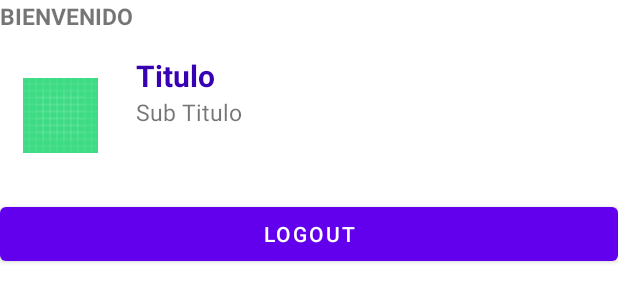
After one commit to RoblesD14/MovieApp, an Android app: the layout activity_principal.xml on its own in the app's theme, with its tools: preview values and no code run, on a phone screen of 412 x 824 dp. The commit adds this screen. Shown: the top 302 px of the screen. Run offline under Robolectric (Android 15) with nearby library versions, the phone set to English and light mode, and no system bars.

Commit message:
avance h2

```diff
--- a/app/src/main/AndroidManifest.xml
+++ b/app/src/main/AndroidManifest.xml
@@ -10,6 +10,12 @@
         android:supportsRtl="true"
         android:theme="@style/Theme.MovieApp">
         <activity
+            android:name=".Principal"
+            android:exported="true" />
+        <activity
+            android:name=".Registro"
+            android:exported="true" />
+        <activity
             android:name=".MainActivity"
             android:exported="true">
             <intent-filter>
--- a/app/src/main/java/com/example/movieapp/Pelicula.java
+++ b/app/src/main/java/com/example/movieapp/Pelicula.java
@@ -1,7 +1,6 @@
 package com.example.movieapp;
 
 public class Pelicula {
-
     private String titulo;
     private String descripcion;
     private int anho;
--- a/app/src/main/res/layout/activity_main.xml
+++ b/app/src/main/res/layout/activity_main.xml
@@ -54,7 +54,9 @@
         android:id="@+id/button2"
         android:layout_width="match_parent"
         android:layout_height="wrap_content"
-        android:text="REGISTRARSE" />
+        android:text="REGISTRARSE"
+        android:onClick="registrarse"
+        />
 
 
 </LinearLayout>
--- /dev/null
+++ b/app/src/main/res/layout/activity_principal.xml
@@ -0,0 +1,66 @@
+<?xml version="1.0" encoding="utf-8"?>
+<androidx.constraintlayout.widget.ConstraintLayout xmlns:android="http://schemas.android.com/apk/res/android"
+    xmlns:app="http://schemas.android.com/apk/res-auto"
+    xmlns:tools="http://schemas.android.com/tools"
+    android:layout_width="match_parent"
+    android:layout_height="match_parent"
+    tools:context=".Principal">
+    <LinearLayout
+        android:orientation="vertical"
+        android:layout_width="match_parent"
+        android:layout_height="match_parent">
+
+        <TextView
+            android:id="@+id/txtSaludo"
+            android:textStyle="bold"
+            android:textSize="15dp"
+            android:layout_width="match_parent"
+            android:layout_height="wrap_content"
+            android:text="BIENVENIDO" />
+
+        <LinearLayout
+            android:layout_width="match_parent"
+            android:layout_height="wrap_content"
+            android:orientation="horizontal">
+            <ImageView
+                android:id="@+id/poster"
+                android:layout_marginStart="15dp"
+                android:layout_marginEnd="5dp"
+                android:layout_marginTop="5dp"
+                android:layout_marginBottom="5dp"
+                android:layout_width="50dp"
+                android:layout_height="100dp"
+                android:src="@drawable/ic_launcher_background"/>
+            <LinearLayout
+                android:layout_marginTop="5dp"
+                android:orientation="vertical"
+                android:layout_width="match_parent"
+                android:layout_height="wrap_content">
+                <TextView
+                    android:id="@+id/titulo"
+                    android:layout_width="wrap_content"
+                    android:layout_height="wrap_content"
+                    android:textSize="20sp"
+                    android:textStyle="bold"
+                    android:layout_marginStart="20dp"
+                    android:layout_marginTop="10dp"
+                    android:textColor="@color/design_default_color_primary_dark"
+                    android:text="Titulo"/>
+                <TextView
+                    android:id="@+id/descripcion"
+                    android:layout_width="wrap_content"
+                    android:layout_height="wrap_content"
+                    android:textSize="15sp"
+                    android:layout_marginStart="20dp"
+                    android:layout_marginBottom="10dp"
+                    android:text="Sub Titulo"/>
+            </LinearLayout>
+        </LinearLayout>
+        <Button
+            android:id="@+id/btnAtras"
+            android:layout_width="match_parent"
+            android:layout_height="wrap_content"
+            android:text="LOGOUT"
+            android:onClick="logout"/>
+    </LinearLayout>
+</androidx.constraintlayout.widget.ConstraintLayout>
```
Also changed, not shown: app/src/main/java/com/example/movieapp/MainActivity.java (+7 -2 lines), app/src/main/java/com/example/movieapp/Principal.java (added, +26 -0 lines), app/src/main/java/com/example/movieapp/Registro.java (+14 -3 lines), app/src/main/res/layout/activity_inicio.xml (+7 -2 lines), app/src/main/res/layout/activity_registro.xml (added, +91 -0 lines), app/src/main/res/layout/registro.xml (deleted, +0 -17 lines).
